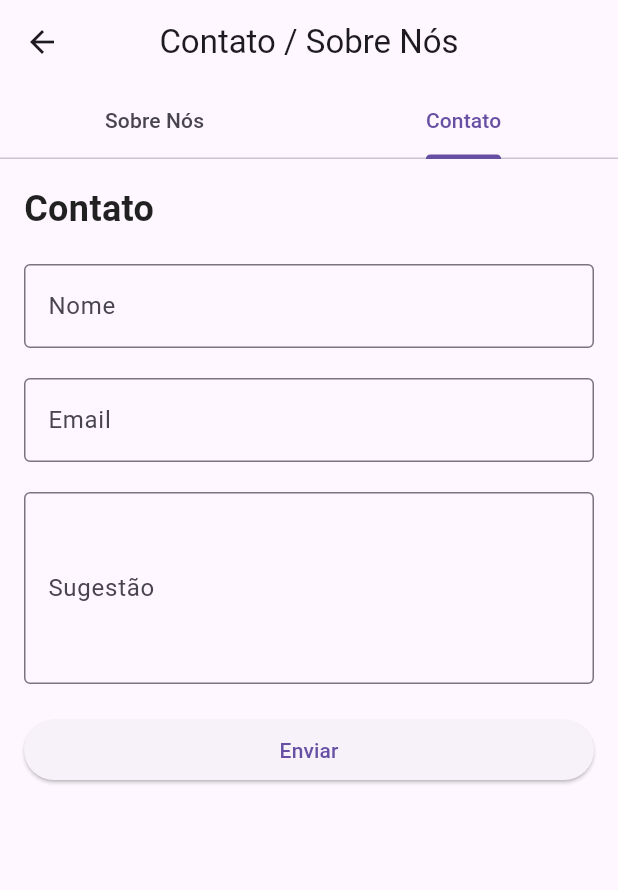
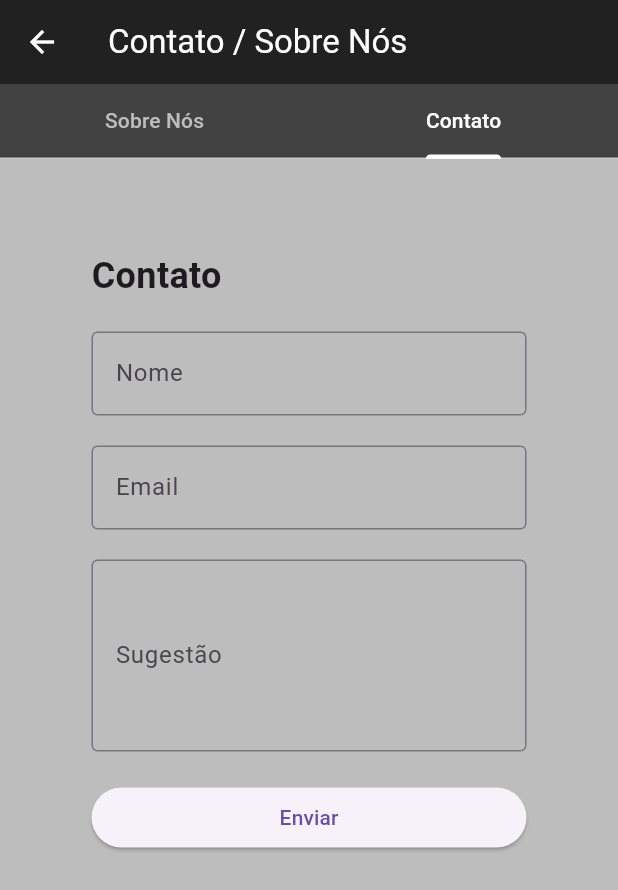
Before and after one commit to Felipe-Vieira-03/projeto_navegacao, a Flutter app: the ContatoPage screen opened by its route, tab 2 chosen, on a phone screen of 412 x 824 dp. Shown: the top 890 px of the screen. Run offline on Flutter 3.47's test engine with Material 3 defaults, Android fonts, the light colour scheme and no system bars.

Commit message:
feat: adding new photo and style

```diff
--- a/lib/src/app.dart
+++ b/lib/src/app.dart
@@ -4,7 +4,6 @@ import 'package:projeto_navegacao_flutter/src/pages/page_valorant.dart';
 import 'package:projeto_navegacao_flutter/src/pages/page_lol.dart';
 import 'package:projeto_navegacao_flutter/src/pages/page_fc24.dart';
 import 'package:projeto_navegacao_flutter/src/pages/page_contato.dart';
-
 
 class App extends StatelessWidget {
   const App({super.key});
@@ -13,11 +12,8 @@ class App extends StatelessWidget {
   Widget build(BuildContext context) {
     return MaterialApp(
       title: 'Zed´s GameHouse',
+      theme: ThemeData(scaffoldBackgroundColor: Colors.grey.shade400),
       debugShowCheckedModeBanner: false,
-      theme: ThemeData(
-        textTheme: Typography.blackCupertino,
-        primarySwatch: Colors.blue,
-      ),
       initialRoute: '/',
       routes: {
         '/': (context) => HomePage(),
--- a/lib/src/pages/page_contato.dart
+++ b/lib/src/pages/page_contato.dart
@@ -11,16 +11,29 @@ class _ContactPageState extends State<ContatoPage> {
   Widget build(BuildContext context) {
     return Scaffold(
       appBar: AppBar(
-        title: Text('Contato / Sobre Nós'),
-        centerTitle: true,
+        backgroundColor: Colors.grey[900],
+        foregroundColor: Colors.white,
+        title: Text(
+          'Contato / Sobre Nós',
+          style: TextStyle(
+            color: Colors.white,
           ),
-      body: DefaultTabController(
+        ),
+      ),
+      body: Container(
+        color: Colors.grey.shade400,
+        child: DefaultTabController(
           length: 2,
           child: Column(
+            crossAxisAlignment: CrossAxisAlignment.stretch,
             children: <Widget>[
               Container(
                 constraints: BoxConstraints.expand(height: 50),
+                color: Colors.grey[800],
                 child: TabBar(
+                  labelColor: Colors.white,
+                  unselectedLabelColor: Colors.grey[400],
+                  indicatorColor: Colors.white,
                   tabs: [
                     Tab(text: 'Sobre Nós'),
                     Tab(text: 'Contato'),
@@ -30,14 +43,21 @@ class _ContactPageState extends State<ContatoPage> {
               Expanded(
                 child: TabBarView(
                   children: [
-                  WidgetsContact.buildAboutUsTab(),
-                  ContactForm(),
+                    Padding(
+                      padding: const EdgeInsets.all(45.0),
+                      child: WidgetsContact.buildAboutUsTab(),
+                    ),
+                    Padding(
+                      padding: const EdgeInsets.all(45.0),
+                      child: ContactForm(),
+                    ),
                   ],
                 ),
               ),
             ],
           ),
         ),
+      ),
     );
   }
 }
--- a/lib/src/pages/widgets/widget_contato.dart
+++ b/lib/src/pages/widgets/widget_contato.dart
@@ -17,8 +17,8 @@ class WidgetsContact {
             ),
             SizedBox(height: 20),
             Image.asset(
-              'images/about/sobrenos.jpg',
-              height: 200,
+              'images/about/aboutus.jpg',
+              height: 500,
               fit: BoxFit.cover,
             ),
             SizedBox(height: 20),
@@ -35,6 +35,14 @@ class WidgetsContact {
             Text(
               '• Felipe Silva - Aluno que fez o projeto\n• Esdras - Professor responsável por atribuir a tarefa e auxiliar na execução\n ',
               style: TextStyle(fontSize: 18),
+            ),
+            Row(
+              children: [
+                Text('• '),
+                Icon(Icons.notifications_paused),
+                Icon(Icons.e_mobiledata),
+                Icon(Icons.play_arrow_outlined)
+              ],
             ),
           ],
         ),
```
Also changed, not shown: lib/src/pages/homepage.dart (+11 -3 lines), lib/src/pages/page_fc24.dart (+31 -8 lines), lib/src/pages/page_lol.dart (+30 -6 lines), lib/src/pages/page_valorant.dart (+31 -8 lines), assets/images/about/aboutus.jpg (added), pubspec.lock. Lines whose indentation alone changed are shown as unchanged.
